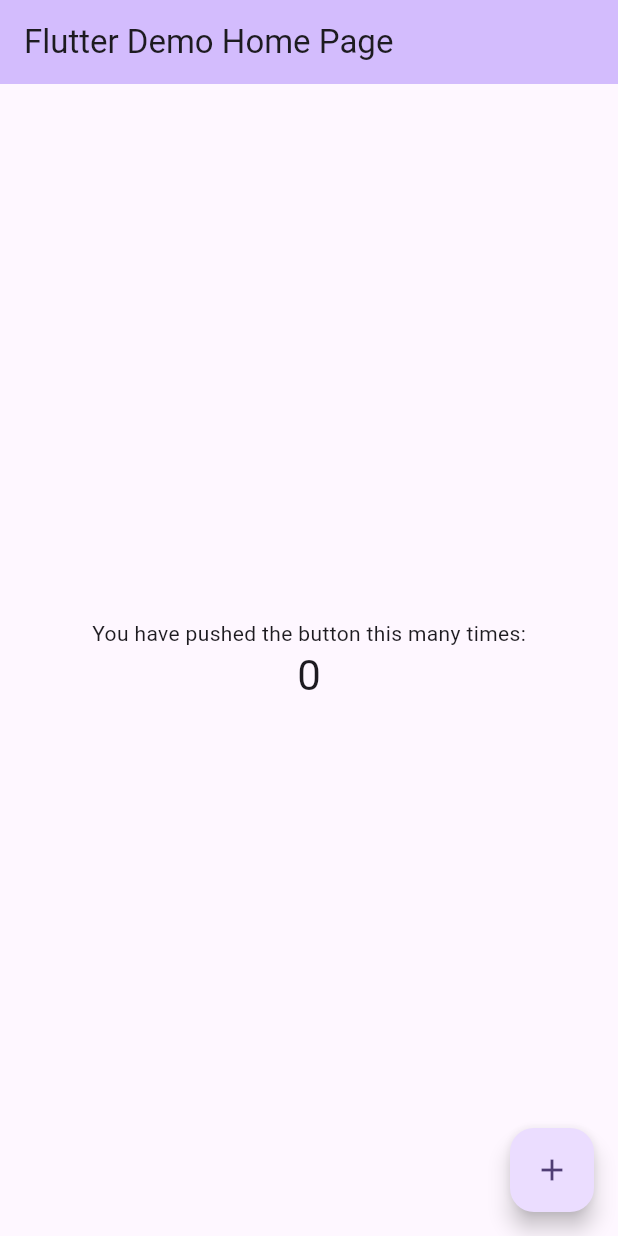
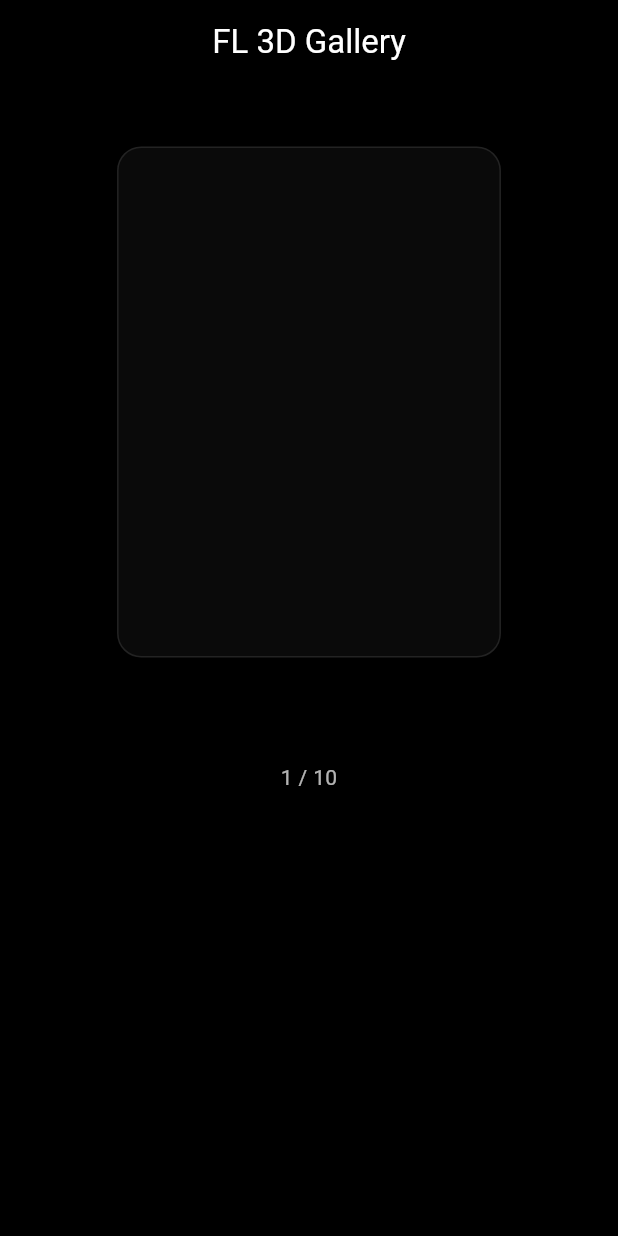
Before and after one commit to fqcwork2017/bug-out, a Flutter app: the screen it shows after launch, on a phone screen of 412 x 824 dp. Run offline on Flutter 3.47's test engine with Material 3 defaults, Android fonts, the light colour scheme and no system bars; our stand-ins replace flutter_riverpod.

Commit message:
feat:初始3D画廊

```diff
--- a/lib/main.dart
+++ b/lib/main.dart
@@ -1,7 +1,18 @@
 import 'package:flutter/material.dart';
+import 'package:flutter/services.dart';
 import 'package:flutter_riverpod/flutter_riverpod.dart';
 
 void main() {
+  WidgetsFlutterBinding.ensureInitialized();
+  // 尝试进入沉浸式（移动端生效，浏览器表现有限）
+  SystemChrome.setEnabledSystemUIMode(SystemUiMode.immersiveSticky);
+  SystemChrome.setSystemUIOverlayStyle(const SystemUiOverlayStyle(
+    statusBarColor: Colors.transparent,
+    systemNavigationBarColor: Colors.transparent,
+    statusBarIconBrightness: Brightness.light,
+    systemNavigationBarIconBrightness: Brightness.light,
+  ));
+
   runApp(
     const ProviderScope(
       child: MyApp(),
@@ -12,116 +23,161 @@ void main() {
 class MyApp extends StatelessWidget {
   const MyApp({super.key});
 
-  // This widget is the root of your application.
   @override
   Widget build(BuildContext context) {
+    // 极夜黑主题
+    final theme = ThemeData.dark().copyWith(
+      scaffoldBackgroundColor: const Color(0xFF000000),
+      appBarTheme: const AppBarTheme(
+        backgroundColor: Colors.transparent,
+        elevation: 0,
+      ),
+      colorScheme: const ColorScheme.dark(
+        surface: Color(0xFF000000),
+        primary: Color(0xFF000000),
+      ),
+    );
+
     return MaterialApp(
-      title: 'Flutter Demo',
-      theme: ThemeData(
-        // This is the theme of your application.
-        //
-        // TRY THIS: Try running your application with "flutter run". You'll see
-        // the application has a purple toolbar. Then, without quitting the app,
-        // try changing the seedColor in the colorScheme below to Colors.green
-        // and then invoke "hot reload" (save your changes or press the "hot
-        // reload" button in a Flutter-supported IDE, or press "r" if you used
-        // the command line to start the app).
-        //
-        // Notice that the counter didn't reset back to zero; the application
-        // state is not lost during the reload. To reset the state, use hot
-        // restart instead.
-        //
-        // This works for code too, not just values: Most code changes can be
-        // tested with just a hot reload.
-        colorScheme: ColorScheme.fromSeed(seedColor: Colors.deepPurple),
-      ),
-      home: const MyHomePage(title: 'Flutter Demo Home Page'),
+      debugShowCheckedModeBanner: false,
+      title: 'Bug Out - 3D Gallery',
+      theme: theme,
+      home: const FLHomePage(title: 'FL 3D Gallery'),
     );
   }
 }
 
-class MyHomePage extends StatefulWidget {
-  const MyHomePage({super.key, required this.title});
-
-  // This widget is the home page of your application. It is stateful, meaning
-  // that it has a State object (defined below) that contains fields that affect
-  // how it looks.
-
-  // This class is the configuration for the state. It holds the values (in this
-  // case the title) provided by the parent (in this case the App widget) and
-  // used by the build method of the State. Fields in a Widget subclass are
-  // always marked "final".
-
+class FLHomePage extends StatefulWidget {
+  const FLHomePage({super.key, required this.title});
   final String title;
 
   @override
-  State<MyHomePage> createState() => _MyHomePageState();
+  State<FLHomePage> createState() => _FLHomePageState();
 }
 
-class _MyHomePageState extends State<MyHomePage> {
-  int _counter = 0;
+class _FLHomePageState extends State<FLHomePage> {
+  static const int itemCount = 10; // 画廊数量为 10
+  final PageController _pageController = PageController(viewportFraction: 0.66, initialPage: 0);
 
-  void _incrementCounter() {
-    setState(() {
-      // This call to setState tells the Flutter framework that something has
-      // changed in this State, which causes it to rerun the build method below
-      // so that the display can reflect the updated values. If we changed
-      // _counter without calling setState(), then the build method would not be
-      // called again, and so nothing would appear to happen.
-      _counter++;
-    });
+  @override
+  void dispose() {
+    _pageController.dispose();
+    super.dispose();
+  }
+
+  Widget _build3DCard(int index) {
+    return AnimatedBuilder(
+      animation: _pageController,
+      builder: (context, child) {
+        double page = _pageController.hasClients && _pageController.position.haveDimensions
+            ? (_pageController.page ?? _pageController.initialPage.toDouble())
+            : _pageController.initialPage.toDouble();
+        final double delta = (index - page);
+        final double rotationY = (delta.clamp(-1.0, 1.0)) * 0.8;
+        final double scale = (1 - (delta.abs() * 0.12)).clamp(0.88, 1.0);
+
+        final Matrix4 transform = Matrix4.identity()
+          ..setEntry(3, 2, 0.001) // 透视
+          ..translate(delta * 24.0) // ignore: deprecated_member_use
+          ..rotateY(rotationY);
+
+        return Transform(
+          transform: transform,
+          alignment: Alignment.center,
+          child: Opacity(
+            opacity: (1 - (delta.abs() * 0.25)).clamp(0.4, 1.0),
+            child: Transform.scale(
+              scale: scale,
+              child: child,
+            ),
+          ),
+        );
+      },
+      child: _GalleryCard(index: index),
+    );
   }
 
   @override
   Widget build(BuildContext context) {
-    // This method is rerun every time setState is called, for instance as done
-    // by the _incrementCounter method above.
-    //
-    // The Flutter framework has been optimized to make rerunning build methods
-    // fast, so that you can just rebuild anything that needs updating rather
-    // than having to individually change instances of widgets.
     return Scaffold(
+      extendBodyBehindAppBar: true,
       appBar: AppBar(
-        // TRY THIS: Try changing the color here to a specific color (to
-        // Colors.amber, perhaps?) and trigger a hot reload to see the AppBar
-        // change color while the other colors stay the same.
-        backgroundColor: Theme.of(context).colorScheme.inversePrimary,
-        // Here we take the value from the MyHomePage object that was created by
-        // the App.build method, and use it to set our appbar title.
         title: Text(widget.title),
+        centerTitle: true,
+        backgroundColor: Colors.transparent,
       ),
-      body: Center(
-        // Center is a layout widget. It takes a single child and positions it
-        // in the middle of the parent.
+      body: SafeArea(
+        top: false,
+        bottom: false,
         child: Column(
-          // Column is also a layout widget. It takes a list of children and
-          // arranges them vertically. By default, it sizes itself to fit its
-          // children horizontally, and tries to be as tall as its parent.
-          //
-          // Column has various properties to control how it sizes itself and
-          // how it positions its children. Here we use mainAxisAlignment to
-          // center the children vertically; the main axis here is the vertical
-          // axis because Columns are vertical (the cross axis would be
-          // horizontal).
-          //
-          // TRY THIS: Invoke "debug painting" (choose the "Toggle Debug Paint"
-          // action in the IDE, or press "p" in the console), to see the
-          // wireframe for each widget.
-          mainAxisAlignment: MainAxisAlignment.center,
-          children: <Widget>[
-            const Text('You have pushed the button this many times:'),
-            Text(
-              '$_counter',
-              style: Theme.of(context).textTheme.headlineMedium,
+          children: [
+            const SizedBox(height: 48),
+            SizedBox(
+              height: 440,
+              child: PageView.builder(
+                controller: _pageController,
+                itemCount: itemCount,
+                padEnds: true,
+                itemBuilder: (context, index) => _build3DCard(index),
+              ),
+            ),
+            const SizedBox(height: 20),
+            AnimatedBuilder(
+              animation: _pageController,
+              builder: (context, _) {
+                int current = _pageController.hasClients
+                    ? (_pageController.page ?? _pageController.initialPage).round()
+                    : _pageController.initialPage;
+                return Text(
+                  '${current + 1} / $itemCount',
+                  style: const TextStyle(color: Colors.white70),
+                );
+              },
+            ),
+            const Expanded(child: SizedBox.shrink()), // 其余内容暂为空白
+          ],
+        ),
+      ),
+    );
+  }
+}
+
+class _GalleryCard extends StatelessWidget {
+  final int index;
+  const _GalleryCard({required this.index});
+
+  @override
+  Widget build(BuildContext context) {
+    return Center(
+      child: Container(
+        margin: const EdgeInsets.symmetric(horizontal: 8, vertical: 8),
+        width: double.infinity,
+        decoration: BoxDecoration(
+          color: const Color(0xFF0A0A0A),
+          borderRadius: BorderRadius.circular(16),
+          border: Border.all(color: Colors.white10),
+          boxShadow: [
+            BoxShadow(
+              color: Colors.black.withValues(alpha: 0.6),
+              offset: const Offset(0, 8),
+              blurRadius: 20,
             ),
           ],
         ),
+        child: AspectRatio(
+          aspectRatio: 3 / 4,
+          child: Padding(
+            padding: const EdgeInsets.all(24.0),
+            child: Center(
+              // 内容暂为空白（占位）
+              child: Text(
+                '',
+                style: Theme.of(context).textTheme.bodyLarge,
+              ),
+            ),
+          ),
+        ),
       ),
-      floatingActionButton: FloatingActionButton(
-        onPressed: _incrementCounter,
-        tooltip: 'Increment',
-        child: const Icon(Icons.add),
-      ), // This trailing comma makes auto-formatting nicer for build methods.
     );
   }
 }
```
Also changed, not shown: 4 other files.
